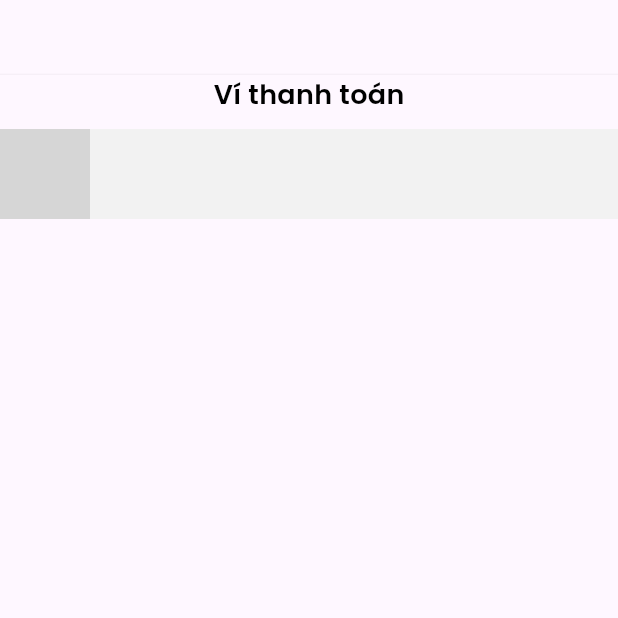
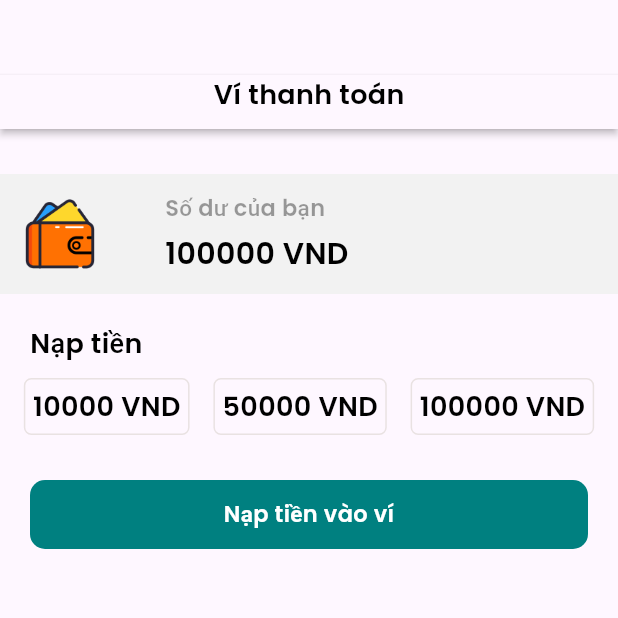
Before and after one commit to minhkhanh2002/tt_ltdd_2024, a Flutter app: the Wallet screen opened directly, on a phone screen of 412 x 824 dp, the top half of it. Run offline on Flutter 3.47's test engine with Material 3 defaults, Android fonts, the phone set to English and light mode, and no system bars; our stand-ins replace cloud_firestore, curved_navigation_bar, firebase_auth, firebase_core; missing offline and left inert: flutter_stripe; accounts and stored records are empty; grey boxes are pictures that could not be loaded.

Commit message:
add wallet's function

```diff
--- a/my_flutter_app/lib/main.dart
+++ b/my_flutter_app/lib/main.dart
@@ -1,12 +1,15 @@
 import 'package:firebase_core/firebase_core.dart';
 import 'package:flutter/material.dart';
+import 'package:flutter_stripe/flutter_stripe.dart';
 import 'package:my_flutter_app/pages/bottomnav.dart';
 import 'package:my_flutter_app/pages/home.dart';
 import 'package:my_flutter_app/pages/login.dart';
 import 'package:my_flutter_app/pages/onboard.dart';
+import 'package:my_flutter_app/widget/app_constant.dart';
 
 void main() async{
   WidgetsFlutterBinding.ensureInitialized();
+  Stripe.publishableKey = publishableKey;
   await Firebase.initializeApp();
   runApp(const MyApp());
 }
--- a/my_flutter_app/lib/pages/wallet.dart
+++ b/my_flutter_app/lib/pages/wallet.dart
@@ -1,6 +1,10 @@
+import 'dart:async';
+import 'dart:convert';
+import 'package:http/http.dart' as http;
 import 'package:flutter/material.dart';
+import 'package:flutter_stripe/flutter_stripe.dart';
 import 'package:my_flutter_app/widget/widget_support.dart';
-
+import 'package:my_flutter_app/widget/app_constant.dart';
 class Wallet extends StatefulWidget {
   const Wallet({super.key});
 
@@ -9,26 +13,163 @@ class Wallet extends StatefulWidget {
 }
 
 class _WalletState extends State<Wallet> {
+  Map<String, dynamic>? paymentIntent;
   @override
   Widget build(BuildContext context) {
     return Scaffold(
       body: Container(
         margin: EdgeInsets.only(top: 50),
-        child: Column(children: [
-
+        child: Column(
+          crossAxisAlignment: CrossAxisAlignment.start,
+          children: [
             Material(
                 elevation: 2,
                 child: Container(
                     padding: EdgeInsets.only(bottom: 10),
                     child: Center(child: Text("Ví thanh toán", style: AppWidget.semiBoldTextFieldStyle(),)))),
+            SizedBox(height: 30,),
             Container(
+              padding: EdgeInsets.symmetric(vertical: 10,horizontal: 10),
               width: MediaQuery.of(context).size.width,
               decoration: BoxDecoration(color: Color(0xFFF2F2F2)),
               child: Row(children: [
-                    Image.asset("name", height: 60, width: 60,)
+                Image.asset("images/wallet.png", height: 60, width: 60,fit: BoxFit.cover,),
+                SizedBox(width: 40,),
+                Column(
+                  crossAxisAlignment: CrossAxisAlignment.start,
+                  children: [
+                    Text("Số dư của bạn", style: AppWidget.LightTextFieldStyle(),),
+                    SizedBox(height: 5,),
+                    Text("100000"+" VND", style: AppWidget.boldTextFieldStyle(),),
+                  ],),
+              ],),),
+            SizedBox(height: 20,),
+            Padding(
+              padding: const EdgeInsets.only(left: 20),
+              child: Text("Nạp tiền", style: AppWidget.semiBoldTextFieldStyle(),),
+            ),
+            SizedBox(height: 10,),
+            Row(
+              mainAxisAlignment: MainAxisAlignment.spaceEvenly,
+              children: [
+              GestureDetector(
+                onTap: (){
+                  makePayment('10000');
+                },
+                child: Container(
+
+                  padding: EdgeInsets.all(5),
+                  decoration: BoxDecoration(
+                    border: Border.all(color: Color(0xFFE9E2E2)), borderRadius: BorderRadius.circular(5),
+                  ),
+                  child: Text("10000"+ " VND", style: AppWidget.semiBoldTextFieldStyle(),),
+                ),
+              ),
+              Container(
+                padding: EdgeInsets.all(5),
+                decoration: BoxDecoration(
+                  border: Border.all(color: Color(0xFFE9E2E2)), borderRadius: BorderRadius.circular(5),
+                ),
+                child: Text("50000"+ " VND", style: AppWidget.semiBoldTextFieldStyle(),),
+              ),
+              Container(
+                padding: EdgeInsets.all(5),
+                decoration: BoxDecoration(
+                  border: Border.all(color: Color(0xFFE9E2E2)), borderRadius: BorderRadius.circular(5),
+                ),
+                child: Text("100000"+ " VND", style: AppWidget.semiBoldTextFieldStyle(),),
+              ),
+              // Container(
+              //   padding: EdgeInsets.all(5),
+              //   decoration: BoxDecoration(
+              //     border: Border.all(color: Color(0xFFE9E2E2)), borderRadius: BorderRadius.circular(5),
+              //   ),
+              //   child: Text("200000"+ " VND", style: AppWidget.semiBoldTextFieldStyle(),),
+              // ),
+            ],),
+            SizedBox(height: 30,),
+            Container(
+              margin: EdgeInsets.symmetric(horizontal: 20),
+              padding: EdgeInsets.symmetric(vertical: 12),
+              width: MediaQuery.of(context).size.width,
+              decoration: BoxDecoration(color: Color(0xFF008080), borderRadius: BorderRadius.circular(10)),
+              child: Center(child: Text("Nạp tiền vào ví", style: TextStyle(color: Colors.white, fontSize: 15, fontFamily: 'Poppins', fontWeight: FontWeight.bold),),),
+            ),
           ],),
       ),
-      ],),),
     );
   }
+
+  Future<void> makePayment(String amount) async{
+    try{
+      paymentIntent = await createPaymentIntent(amount, 'VND');
+      await Stripe.instance.initPaymentSheet(paymentSheetParameters: SetupPaymentSheetParameters(
+        paymentIntentClientSecret: paymentIntent!['client_secret'],
+        style: ThemeMode.dark,
+        merchantDisplayName: 'Admin'
+      )).then((value){});
+
+    displayPaymentSheet(amount);
+
+    }catch(e,s){
+      print('exception: $e$s');
     }
+  }
+
+  //Màn hình hiển thị trạng thái thanh toán
+  displayPaymentSheet(String amount) async {
+    try{
+      await Stripe.instance.presentPaymentSheet().then((value) async {
+        showDialog(context: context, builder: (_) =>
+            AlertDialog(
+              content: Column(children: [
+                Row(children: [
+                  Icon(Icons.check_circle, color: Colors.green,),
+                  Text("Thanh toán thành công")
+                ],)
+              ],),
+            ));
+
+        paymentIntent = null;
+      }).onError((error, stackTrace){
+        print('Error is:---> $error $stackTrace');
+      });
+
+    }on StripeException catch(e) {
+      print('Error is:--->$e');
+      showDialog(context: context, builder: (_) =>
+      const AlertDialog(
+        content: Text("Giao dịch không thành công"),
+      ));
+    }catch (e){
+      print('$e');
+    }
+  }
+
+  createPaymentIntent(String amount, String currency) async {
+    try{
+      Map<String, dynamic> body={
+        'amount': calculateAmount(amount),
+        'currency': currency,
+        'payment_method_types[]':'card',
+      };
+      var response = await http.post(
+        Uri.parse('https://api.stripe.com/v1/payment_intents'),
+        headers: {
+          'Authorization':'Bearer $secretKey',
+          'Content-Type':'application/x-www-form-urlencoded'
+        },
+        body: body,
+      );
+      print('Payment Intent Body->>> ${response.body.toString()}');
+      return jsonDecode(response.body);
+    }catch(err){
+      print('err charging user: ${err.toString()}');
+    }
+  }
+
+  calculateAmount(String amount){
+    final calculatedAmount = (int.parse(amount)*100);
+    return calculatedAmount.toString();
+  }
+}
--- /dev/null
+++ b/my_flutter_app/lib/widget/app_constant.dart
@@ -0,0 +1,2 @@
+String publishableKey="pk_test_51QYWuTJXw0ornql3YgejEWtLZ1oop8v4fmYmDudnFgk2npT27A8B7lmDDaYh09StbLEAl77pStFwqei2FglCZyz000Y5TZunSN";
+String secretKey="sk_test_51QYWuTJXw0ornql3OACAavJ2tVSWFvEEVnQEEoAmCPrk4PW1BJYTRQbkzp5otFgxhqK9jUxWItLTwNcY0XjDrQLu00BBcyWHGn";
--- a/my_flutter_app/pubspec.yaml
+++ b/my_flutter_app/pubspec.yaml
@@ -38,6 +38,8 @@ dependencies:
   firebase_analytics: ^11.3.6
   firebase_auth: ^5.3.4
   cloud_firestore: ^5.6.0
+  flutter_stripe: ^11.3.0
+  http: ^1.2.2
 
 dev_dependencies:
   flutter_test:
```
Also changed, not shown: my_flutter_app/flutter_01.png (added), my_flutter_app/images/wallet.png (added), my_flutter_app/pubspec.lock, 3 other files. Lines whose indentation alone changed are shown as unchanged.
